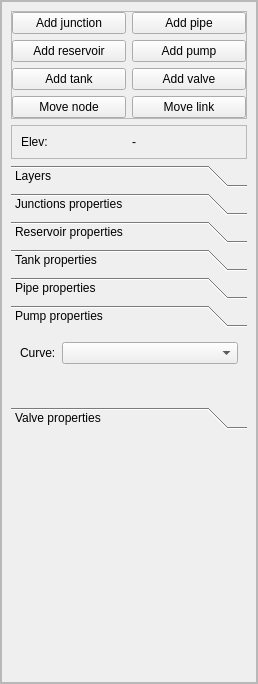
This is qepanet_dockwidget_base.ui in aecforge/QEPANET as Qt 5 draws it before an edit. The edited form follows.
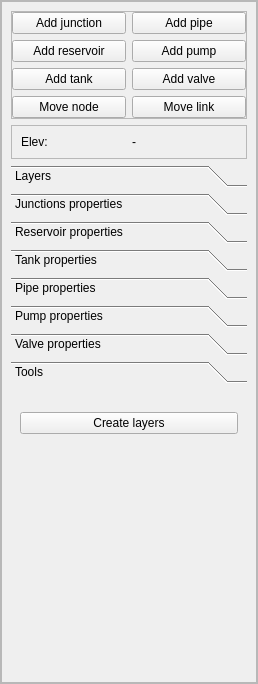
This is the edited form.

Commit message: - Changed directory for parameters file - Added tool to create Shapefiles

Patch:
```diff
--- a/qepanet_dockwidget_base.ui
+++ b/qepanet_dockwidget_base.ui
@@ -163,7 +163,7 @@
            <item>
             <widget class="QToolBox" name="tbx_elements">
              <property name="currentIndex">
-              <number>5</number>
+              <number>7</number>
              </property>
              <widget class="QWidget" name="wgt_layers">
               <property name="geometry">
@@ -627,6 +627,20 @@
                <string>Valve properties</string>
               </attribute>
              </widget>
+             <widget class="QWidget" name="wgt_tools">
+              <attribute name="label">
+               <string>Tools</string>
+              </attribute>
+              <layout class="QVBoxLayout" name="verticalLayout_6">
+               <item>
+                <widget class="QPushButton" name="btn_create_layers">
+                 <property name="text">
+                  <string>Create layers</string>
+                 </property>
+                </widget>
+               </item>
+              </layout>
+             </widget>
             </widget>
            </item>
            <item>
```
The commit also changes 15 other files.
